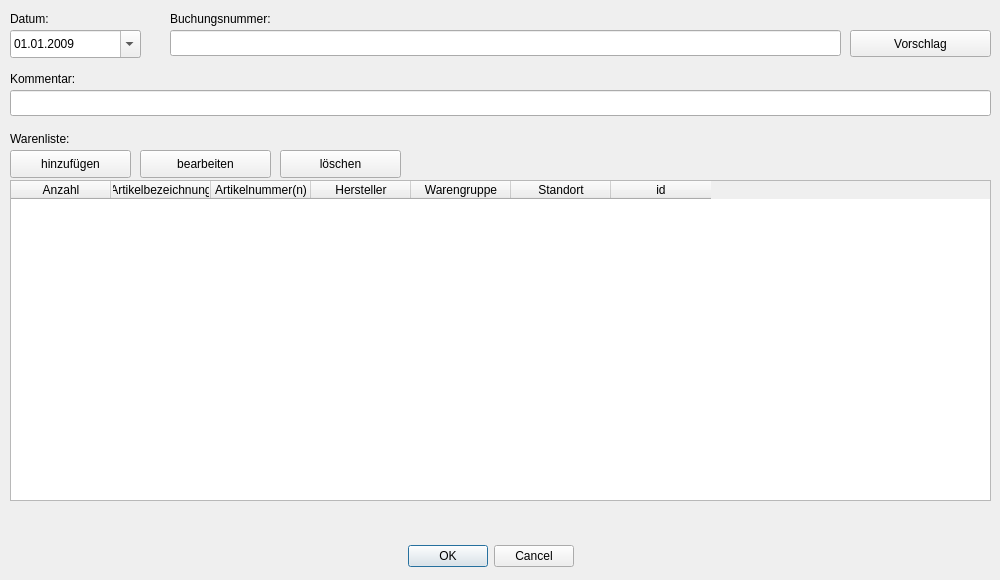
The window that cinputdlgtrade.ui (RobRoy1304/LaVa-2) describes before a commit, drawn with Qt 5.
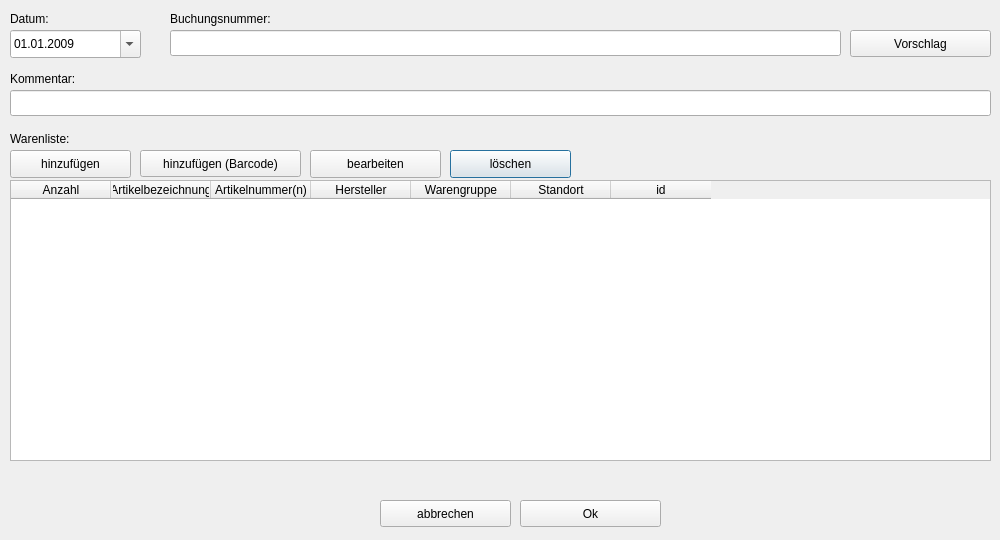
The same window after the commit. Icons and pictures are not drawn.

```diff
--- a/cinputdlgtrade.ui
+++ b/cinputdlgtrade.ui
@@ -7,7 +7,7 @@
     <x>0</x>
     <y>0</y>
     <width>1000</width>
-    <height>580</height>
+    <height>540</height>
    </rect>
   </property>
   <property name="windowTitle">
@@ -17,32 +17,13 @@
    <iconset resource="lava2res.qrc">
     <normaloff>:/images/res/icon.ico</normaloff>:/images/res/icon.ico</iconset>
   </property>
-  <widget class="QDialogButtonBox" name="buttonBox">
-   <property name="geometry">
-    <rect>
-     <x>140</x>
-     <y>540</y>
-     <width>701</width>
-     <height>32</height>
-    </rect>
-   </property>
-   <property name="orientation">
-    <enum>Qt::Horizontal</enum>
-   </property>
-   <property name="standardButtons">
-    <set>QDialogButtonBox::Cancel|QDialogButtonBox::Ok</set>
-   </property>
-   <property name="centerButtons">
-    <bool>true</bool>
-   </property>
-  </widget>
   <widget class="QTableWidget" name="tableWidgetWares">
    <property name="geometry">
     <rect>
      <x>10</x>
      <y>180</y>
      <width>981</width>
-     <height>321</height>
+     <height>281</height>
     </rect>
    </property>
    <property name="editTriggers">
@@ -125,7 +106,7 @@
   <widget class="QPushButton" name="pushButtonDelete">
    <property name="geometry">
     <rect>
-     <x>280</x>
+     <x>450</x>
      <y>150</y>
      <width>121</width>
      <height>28</height>
@@ -187,7 +168,7 @@
   <widget class="QPushButton" name="pushButtonEdit">
    <property name="geometry">
     <rect>
-     <x>140</x>
+     <x>310</x>
      <y>150</y>
      <width>131</width>
      <height>28</height>
@@ -214,7 +195,7 @@
    <property name="geometry">
     <rect>
      <x>10</x>
-     <y>510</y>
+     <y>470</y>
      <width>981</width>
      <height>20</height>
     </rect>
@@ -335,6 +316,45 @@
     <string>Vorschlag</string>
    </property>
   </widget>
+  <widget class="QPushButton" name="pushButtonOk">
+   <property name="geometry">
+    <rect>
+     <x>520</x>
+     <y>500</y>
+     <width>141</width>
+     <height>27</height>
+    </rect>
+   </property>
+   <property name="text">
+    <string>Ok</string>
+   </property>
+  </widget>
+  <widget class="QPushButton" name="pushButtonCancel">
+   <property name="geometry">
+    <rect>
+     <x>380</x>
+     <y>500</y>
+     <width>131</width>
+     <height>27</height>
+    </rect>
+   </property>
+   <property name="text">
+    <string>abbrechen</string>
+   </property>
+  </widget>
+  <widget class="QPushButton" name="pushButtonAddBarcode">
+   <property name="geometry">
+    <rect>
+     <x>140</x>
+     <y>150</y>
+     <width>161</width>
+     <height>27</height>
+    </rect>
+   </property>
+   <property name="text">
+    <string>hinzufügen (Barcode)</string>
+   </property>
+  </widget>
  </widget>
  <tabstops>
   <tabstop>dateEdit</tabstop>
```
Left out of the diff: 40 changed lines with no effect on the pictures.
